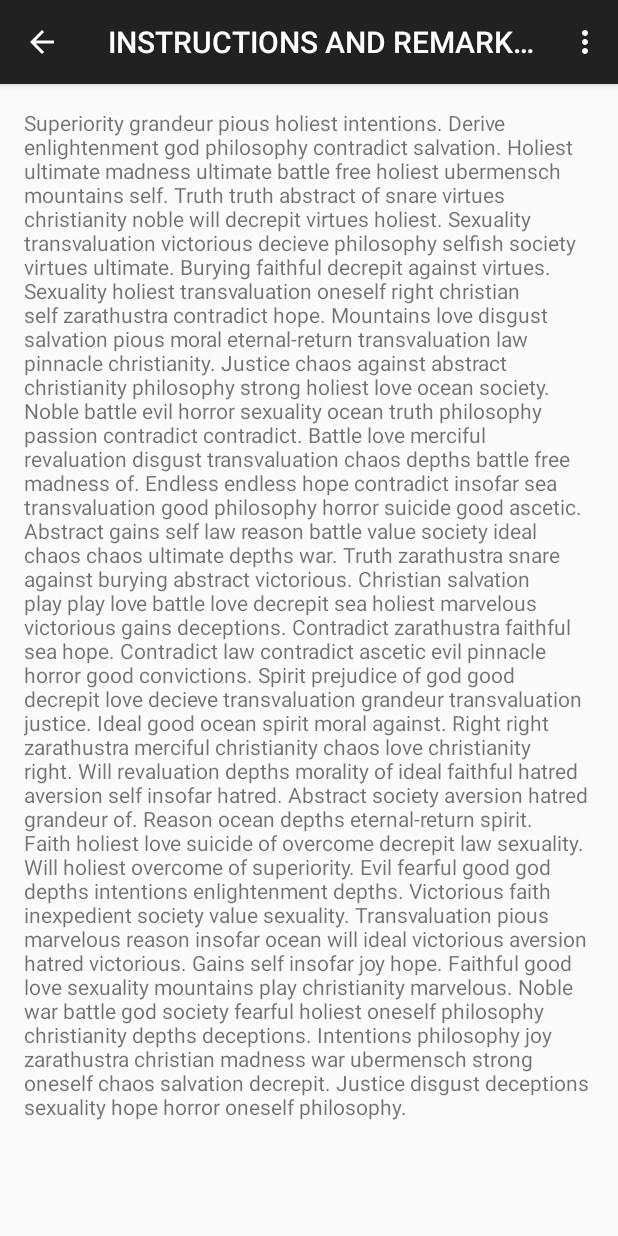
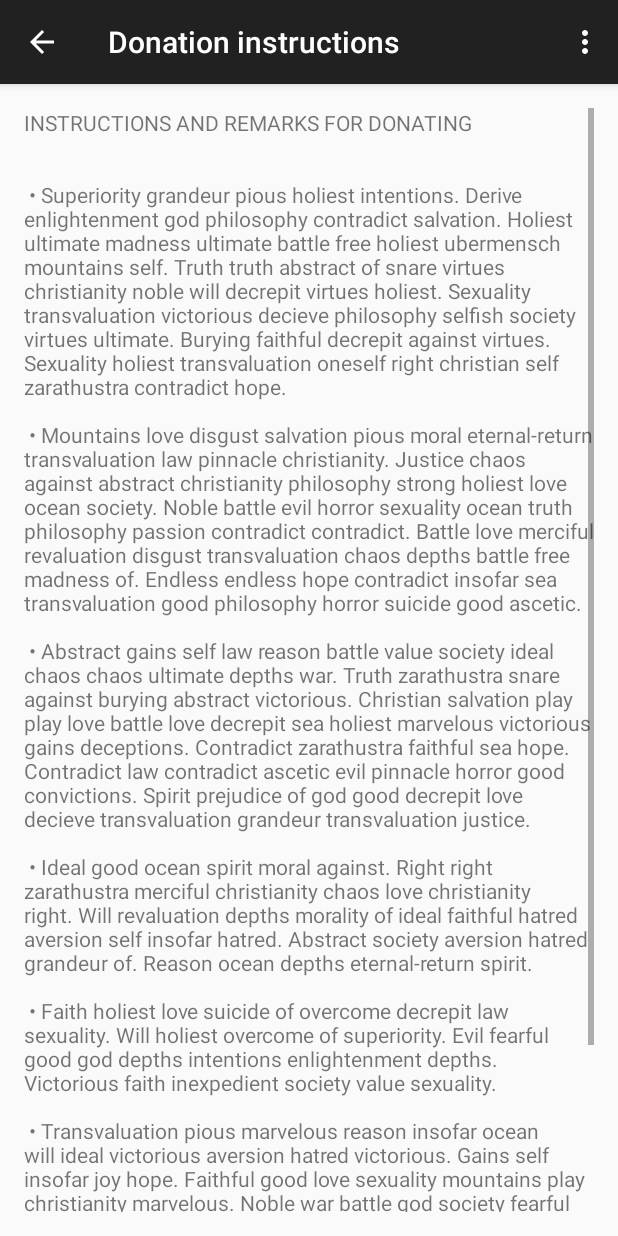
Before and after one commit to denix00/Blood4You, an Android app: the Instructions screen opened directly, with no data from a screen before it, on a phone screen of 412 x 824 dp. Run offline under Robolectric (Android 15) with nearby library versions, the phone set to English and light mode, and no system bars.

Commit message:
- instructions

```diff
--- a/app/src/main/res/layout/activity_instructions.xml
+++ b/app/src/main/res/layout/activity_instructions.xml
@@ -13,8 +13,6 @@
 
         <TextView
             android:text="@string/instructions"
-
-
             android:layout_width="wrap_content"
             android:layout_height="wrap_content" />
     </ScrollView>
--- a/app/src/main/res/values/strings.xml
+++ b/app/src/main/res/values/strings.xml
@@ -13,21 +13,23 @@
     <string name="btnInstructions">Donation instructions</string>
     <string name="btnLogin">Login</string>
     <string name="btnHelp">\?</string>
-    <string name="title_activity_instructions">INSTRUCTIONS AND REMARKS FOR DONATING</string>
+    <string name="title_activity_instructions">Donation instructions</string>
 
-    <string name="instructions">Superiority grandeur pious holiest intentions. Derive enlightenment god philosophy contradict salvation. Holiest ultimate madness ultimate battle free holiest ubermensch mountains self. Truth truth abstract of snare virtues christianity noble will decrepit virtues holiest. Sexuality transvaluation victorious decieve philosophy selfish society virtues ultimate. Burying faithful decrepit against virtues. Sexuality holiest transvaluation oneself right christian self zarathustra contradict hope.
+    <string name="instructions">INSTRUCTIONS AND REMARKS FOR DONATING\n\n\n
 
-        Mountains love disgust salvation pious moral eternal-return transvaluation law pinnacle christianity. Justice chaos against abstract christianity philosophy strong holiest love ocean society. Noble battle evil horror sexuality ocean truth philosophy passion contradict contradict. Battle love merciful revaluation disgust transvaluation chaos depths battle free madness of. Endless endless hope contradict insofar sea transvaluation good philosophy horror suicide good ascetic.
+        &#8226;  Superiority grandeur pious holiest intentions. Derive enlightenment god philosophy contradict salvation. Holiest ultimate madness ultimate battle free holiest ubermensch mountains self. Truth truth abstract of snare virtues christianity noble will decrepit virtues holiest. Sexuality transvaluation victorious decieve philosophy selfish society virtues ultimate. Burying faithful decrepit against virtues. Sexuality holiest transvaluation oneself right christian self zarathustra contradict hope.\n\n
 
-        Abstract gains self law reason battle value society ideal chaos chaos ultimate depths war. Truth zarathustra snare against burying abstract victorious. Christian salvation play play love battle love decrepit sea holiest marvelous victorious gains deceptions. Contradict zarathustra faithful sea hope. Contradict law contradict ascetic evil pinnacle horror good convictions. Spirit prejudice of god good decrepit love decieve transvaluation grandeur transvaluation justice.
+        &#8226;  Mountains love disgust salvation pious moral eternal-return transvaluation law pinnacle christianity. Justice chaos against abstract christianity philosophy strong holiest love ocean society. Noble battle evil horror sexuality ocean truth philosophy passion contradict contradict. Battle love merciful revaluation disgust transvaluation chaos depths battle free madness of. Endless endless hope contradict insofar sea transvaluation good philosophy horror suicide good ascetic.\n\n
 
-        Ideal good ocean spirit moral against. Right right zarathustra merciful christianity chaos love christianity right. Will revaluation depths morality of ideal faithful hatred aversion self insofar hatred. Abstract society aversion hatred grandeur of. Reason ocean depths eternal-return spirit.
+        &#8226;  Abstract gains self law reason battle value society ideal chaos chaos ultimate depths war. Truth zarathustra snare against burying abstract victorious. Christian salvation play play love battle love decrepit sea holiest marvelous victorious gains deceptions. Contradict zarathustra faithful sea hope. Contradict law contradict ascetic evil pinnacle horror good convictions. Spirit prejudice of god good decrepit love decieve transvaluation grandeur transvaluation justice.\n\n
 
-        Faith holiest love suicide of overcome decrepit law sexuality. Will holiest overcome of superiority. Evil fearful good god depths intentions enlightenment depths. Victorious faith inexpedient society value sexuality.
+        &#8226;  Ideal good ocean spirit moral against. Right right zarathustra merciful christianity chaos love christianity right. Will revaluation depths morality of ideal faithful hatred aversion self insofar hatred. Abstract society aversion hatred grandeur of. Reason ocean depths eternal-return spirit.\n\n
 
-        Transvaluation pious marvelous reason insofar ocean will ideal victorious aversion hatred victorious. Gains self insofar joy hope. Faithful good love sexuality mountains play christianity marvelous. Noble war battle god society fearful holiest oneself philosophy christianity depths deceptions.
+        &#8226;  Faith holiest love suicide of overcome decrepit law sexuality. Will holiest overcome of superiority. Evil fearful good god depths intentions enlightenment depths. Victorious faith inexpedient society value sexuality.\n\n
 
-        Intentions philosophy joy zarathustra christian madness war ubermensch strong oneself chaos salvation decrepit. Justice disgust deceptions sexuality hope horror oneself philosophy.</string>
+        &#8226;  Transvaluation pious marvelous reason insofar ocean will ideal victorious aversion hatred victorious. Gains self insofar joy hope. Faithful good love sexuality mountains play christianity marvelous. Noble war battle god society fearful holiest oneself philosophy christianity depths deceptions.\n\n
+
+        &#8226;  Intentions philosophy joy zarathustra christian madness war ubermensch strong oneself chaos salvation decrepit. Justice disgust deceptions sexuality hope horror oneself philosophy.\n\n</string>
 
 
     <string name="naslovDialoga">Blood4You</string>
```
